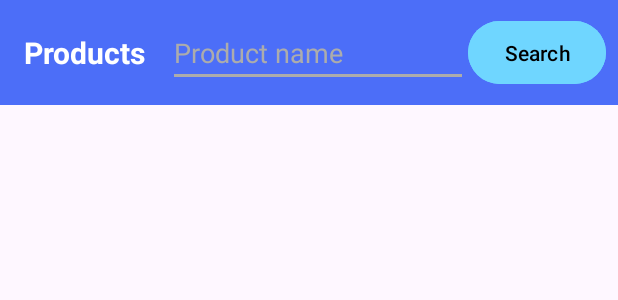
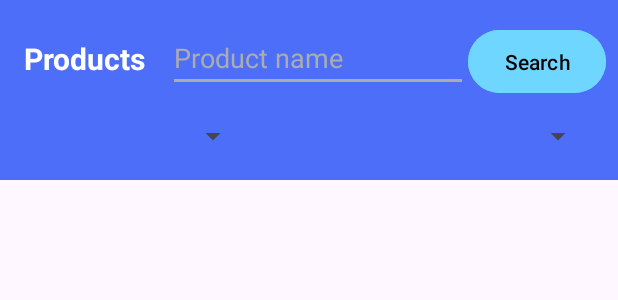
Before and after one commit to BlueTeeth68/YumYumNow, an Android app: the layout fragment_product.xml on its own in the app's theme, with its tools: preview values and no code run, on a phone screen of 412 x 824 dp. Shown: the top 300 px of the screen. Run offline under Robolectric (Android 15) with nearby library versions, the phone set to English and light mode, and no system bars.

Commit message:
Update product fragment

```diff
--- a/YumYumNow/app/src/main/res/layout/fragment_product.xml
+++ b/YumYumNow/app/src/main/res/layout/fragment_product.xml
@@ -13,7 +13,7 @@
         <androidx.constraintlayout.widget.ConstraintLayout
             android:id="@+id/constraintLayout"
             android:layout_width="match_parent"
-            android:layout_height="70dp"
+            android:layout_height="120dp"
             android:background="#4C6EF8"
             app:layout_constraintEnd_toEndOf="parent"
             app:layout_constraintStart_toStartOf="parent"
@@ -23,11 +23,11 @@
                 android:id="@+id/searchProductBtn"
                 android:layout_width="wrap_content"
                 android:layout_height="50dp"
+                android:layout_marginTop="16dp"
                 android:layout_marginEnd="8dp"
                 android:backgroundTint="#6FD6FF"
                 android:text="Search"
                 android:textColor="@color/black"
-                app:layout_constraintBottom_toBottomOf="parent"
                 app:layout_constraintEnd_toEndOf="parent"
                 app:layout_constraintTop_toTopOf="parent" />
 
@@ -35,13 +35,13 @@
                 android:id="@+id/searchProductTxt"
                 android:layout_width="200dp"
                 android:layout_height="wrap_content"
+                android:layout_marginTop="16dp"
                 android:backgroundTint="#ACACAC"
                 android:ems="10"
                 android:hint="Product name"
                 android:inputType="text"
                 android:textColor="@color/white"
                 android:textColorHint="#FFACACAC"
-                app:layout_constraintBottom_toBottomOf="parent"
                 app:layout_constraintEnd_toStartOf="@+id/searchProductBtn"
                 app:layout_constraintTop_toTopOf="parent" />
 
@@ -50,13 +50,33 @@
                 android:layout_width="wrap_content"
                 android:layout_height="wrap_content"
                 android:layout_marginStart="16dp"
+                android:layout_marginTop="25dp"
                 android:text="Products"
                 android:textColor="@color/white"
                 android:textSize="20sp"
                 android:textStyle="bold"
+                app:layout_constraintStart_toStartOf="parent"
+                app:layout_constraintTop_toTopOf="parent" />
+
+            <Spinner
+                android:id="@+id/categorySpinner"
+                android:layout_width="150dp"
+                android:layout_height="wrap_content"
+                android:layout_marginStart="16dp"
+                android:overlapAnchor="false"
                 app:layout_constraintBottom_toBottomOf="parent"
                 app:layout_constraintStart_toStartOf="parent"
-                app:layout_constraintTop_toTopOf="parent" />
+                app:layout_constraintTop_toBottomOf="@+id/searchProductTxt" />
+
+            <Spinner
+                android:id="@+id/sortSpinner"
+                android:layout_width="150dp"
+                android:layout_height="wrap_content"
+                android:layout_marginEnd="16dp"
+                android:overlapAnchor="false"
+                app:layout_constraintBottom_toBottomOf="parent"
+                app:layout_constraintEnd_toEndOf="parent"
+                app:layout_constraintTop_toBottomOf="@+id/searchProductTxt" />
 
         </androidx.constraintlayout.widget.ConstraintLayout>
 
```
Also changed, not shown: YumYumNow/app/src/main/java/com/example/yumyumnow/HomeFragment.java (+6 -1 lines), YumYumNow/app/src/main/java/com/example/yumyumnow/ProductFragment.java (+40 -1 lines), YumYumNow/app/src/main/java/com/example/yumyumnow/ProfileFragment.java (+7 -7 lines).
